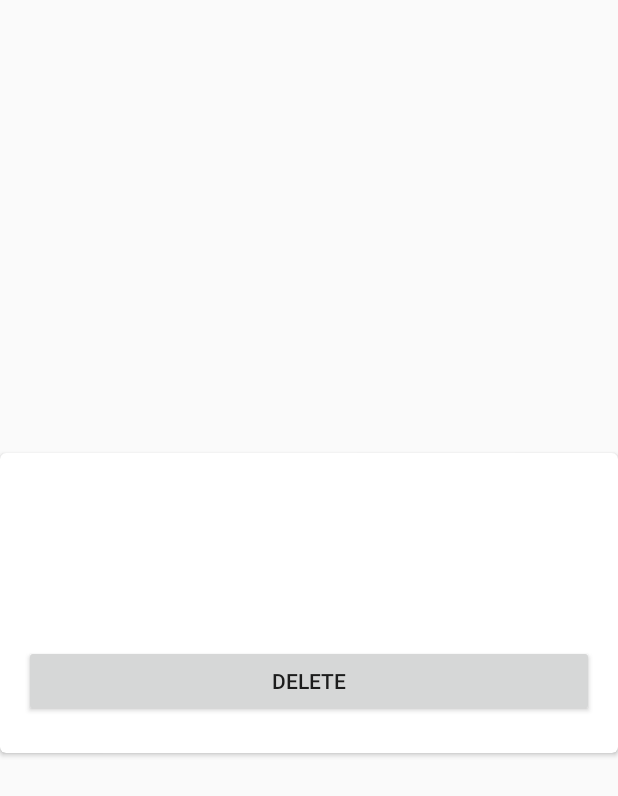
After one commit to ummshsh/rss-reader, an Android app: the layout feed_item_view.xml on its own in the app's theme, with its tools: preview values and no code run, on a phone screen of 412 x 824 dp. The commit adds this screen. Shown: the top 796 px of the screen. Run offline under Robolectric (Android 15) with nearby library versions, the phone set to English and light mode, and no system bars.

Commit message:
Now it is possible to delete feed and also new viewmodel

```diff
--- a/app/build.gradle
+++ b/app/build.gradle
@@ -20,8 +20,8 @@ android {
             proguardFiles getDefaultProguardFile('proguard-android-optimize.txt'), 'proguard-rules.pro'
         }
     }
-    dataBinding {
-        enabled true
+    buildFeatures{
+        dataBinding true
     }
 }
 
--- a/app/src/main/java/com/ummshsh/rssreader/network/RssFetcher.kt
+++ b/app/src/main/java/com/ummshsh/rssreader/network/RssFetcher.kt
@@ -11,7 +11,7 @@ class RssFetcher {
     }
 }
 
-fun List<Article>.asDatabaseArticles(feedId: Long?): List<ArticleDatabase> {
+fun List<Article>.asDatabaseArticles(feedId: Int): List<ArticleDatabase> {
     return map {
         ArticleDatabase(
             -1,
--- /dev/null
+++ b/app/src/main/res/layout/feed_item_view.xml
@@ -0,0 +1,46 @@
+<?xml version="1.0" encoding="utf-8"?>
+<layout>
+
+    <data>
+
+        <variable
+            name="feed"
+            type="com.ummshsh.rssreader.database.Feed" />
+
+        <variable
+            name="viewModel"
+            type="com.ummshsh.rssreader.ui.feedmanagement.FeedManagementViewModel" />
+    </data>
+
+    <com.google.android.material.card.MaterialCardView xmlns:android="http://schemas.android.com/apk/res/android"
+        xmlns:card_view="http://schemas.android.com/apk/res-auto"
+        style="@style/MyCardViewStyle"
+        android:layout_width="match_parent"
+        android:layout_height="200dp"
+        android:layout_gravity="center"
+        android:layout_marginBottom="10dp"
+        card_view:cardCornerRadius="4dp">
+
+        <TextView
+            android:id="@+id/feed_title"
+            android:layout_width="match_parent"
+            android:layout_height="wrap_content"
+            android:layout_gravity="top"
+            android:text="@{feed.title}"
+            android:textAppearance="@style/TextAppearance.AppCompat.Large" />
+
+        <TextView
+            android:id="@+id/feed_url"
+            android:layout_width="match_parent"
+            android:layout_height="wrap_content"
+            android:layout_gravity="center"
+            android:text="@{feed.link}" />
+
+        <Button
+            android:id="@+id/delete_feed"
+            android:layout_width="match_parent"
+            android:layout_height="wrap_content"
+            android:layout_gravity="bottom"
+            android:text="@string/delete" />
+    </com.google.android.material.card.MaterialCardView>
+</layout>
--- a/app/src/main/res/navigation/navigation.xml
+++ b/app/src/main/res/navigation/navigation.xml
@@ -11,7 +11,9 @@
         android:label="MainFragment" >
         <action
             android:id="@+id/action_mainFragment_to_feedManagementFragment"
-            app:destination="@id/feedManagementFragment" />
+            app:destination="@id/feedManagementFragment"
+            app:enterAnim="@anim/nav_default_enter_anim"
+            app:exitAnim="@anim/nav_default_exit_anim" />
     </fragment>
     <fragment
         android:id="@+id/feedManagementFragment"
--- a/app/src/main/res/values/strings.xml
+++ b/app/src/main/res/values/strings.xml
@@ -3,4 +3,6 @@
     <string name="add_feed">Add feed</string>
     <string name="open_feed_management">Manage feeds</string>
     <string name="enter_url">Enter url</string>
+    <string name="https_waitbutwhy_com_feed">https://waitbutwhy.com/feed</string>
+    <string name="delete">Delete</string>
 </resources>
```
Also changed, not shown: app/src/main/java/com/ummshsh/rssreader/database/DatabaseEntities.kt (+4 -4 lines), app/src/main/java/com/ummshsh/rssreader/database/DbHelper.kt (+38 -6 lines), app/src/main/java/com/ummshsh/rssreader/repository/Repository.kt (+21 -6 lines), app/src/main/java/com/ummshsh/rssreader/ui/feedmanagement/FeedListAdapter.kt (added, +48 -0 lines), app/src/main/java/com/ummshsh/rssreader/ui/feedmanagement/FeedManagementFragment.kt (+42 -10 lines), app/src/main/java/com/ummshsh/rssreader/ui/feedmanagement/FeedManagementViewModel.kt (+67 -2 lines), app/src/main/java/com/ummshsh/rssreader/ui/main/MainViewModel.kt (+8 -20 lines), app/src/main/res/layout/feed_management_fragment.xml (+36 -7 lines).
